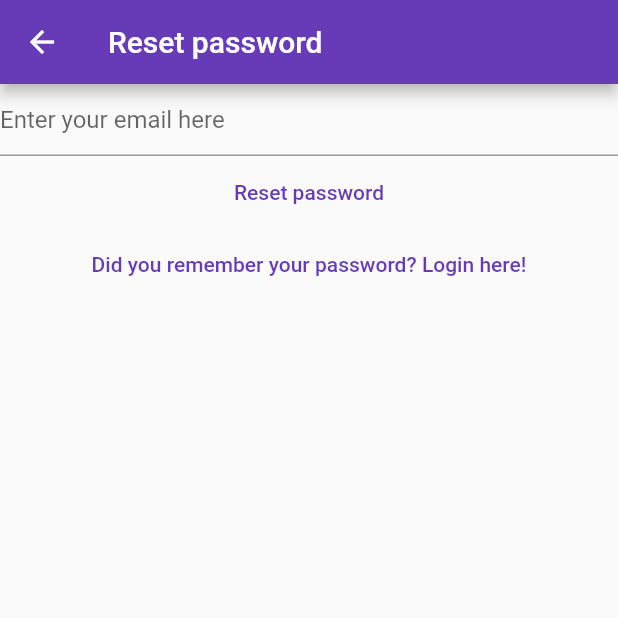
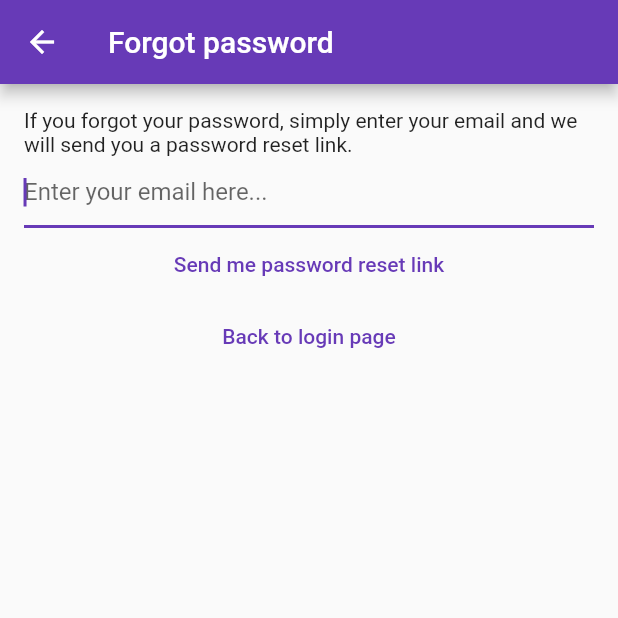
Before and after one commit to peakodev/flutter-mynotes, a Flutter app: the ResetPasswordView screen opened directly, on a phone screen of 412 x 824 dp, the top half of it. Run offline on Flutter 3.47's test engine with Material 2 defaults, Android fonts, the phone set to English and light mode, and no system bars; our stand-ins replace bloc, cloud_firestore, equatable, firebase_auth, firebase_core, flutter_bloc and 2 more; accounts and stored records are empty; network calls fail.

Commit message:
chapter-44: last fixes

```diff
--- a/lib/services/auth/bloc/auth_state.dart
+++ b/lib/services/auth/bloc/auth_state.dart
@@ -52,16 +52,12 @@ class AuthStateLoggedOut extends AuthState with EquatableMixin {
   List<Object?> get props => [exception, isLoading];
 }
 
-class AuthStateResetPassword extends AuthState with EquatableMixin {
+class AuthStateResetPassword extends AuthState {
   final Exception? exception;
-  final bool emailSent = false;
+  final bool emailSent;
   const AuthStateResetPassword({
     required this.exception,
+    required this.emailSent,
     required bool isLoading,
-    String? loadingText,
-    required bool emailSent,
-  }) : super(isLoading: isLoading, loadingText: loadingText);
-
-  @override
-  List<Object?> get props => [exception, isLoading, emailSent];
+  }) : super(isLoading: isLoading);
 }
--- /dev/null
+++ b/lib/utilities/dialogs/password_reset_email_sent_dialog.dart
@@ -0,0 +1,14 @@
+import 'package:flutter/material.dart';
+import 'package:mynotes/utilities/dialogs/generic_dialog.dart';
+
+Future<void> showPasswordResetSentDialog(BuildContext context) {
+  return showGenericDialog<void>(
+    context: context,
+    title: 'Password Reset',
+    content:
+        'We have sent you a password reset link. Please check your email for more information.',
+    optionBuilder: () => {
+      'OK': null,
+    },
+  );
+}
--- a/lib/views/reset_password_view.dart
+++ b/lib/views/reset_password_view.dart
@@ -4,8 +4,8 @@ import 'package:mynotes/services/auth/auth_exceptions.dart';
 import 'package:mynotes/services/auth/bloc/auth_bloc.dart';
 import 'package:mynotes/services/auth/bloc/auth_event.dart';
 import 'package:mynotes/services/auth/bloc/auth_state.dart';
-import 'package:mynotes/utilities/dialogs/cannot_share_empty_note_dialog.dart';
 import 'package:mynotes/utilities/dialogs/error_dialog.dart';
+import 'package:mynotes/utilities/dialogs/password_reset_email_sent_dialog.dart';
 
 class ResetPasswordView extends StatefulWidget {
   const ResetPasswordView({Key? key}) : super(key: key);
@@ -34,6 +34,10 @@ class _ResetPasswordViewState extends State<ResetPasswordView> {
     return BlocListener<AuthBloc, AuthState>(
       listener: (context, state) async {
         if (state is AuthStateResetPassword) {
+          if (state.emailSent) {
+            _email.clear();
+            await showPasswordResetSentDialog(context);
+          }
           if (state.exception is UserNotFoundAuthException) {
             await showErrorDialog(context, 'Wrong credentials');
           } else if (state.exception is InvalidEmailAuthException) {
@@ -41,43 +45,49 @@ class _ResetPasswordViewState extends State<ResetPasswordView> {
           } else if (state.exception is GenericAuthException) {
             await showErrorDialog(context, 'Authentication error');
           }
-          if (state.emailSent) {
-            await showCannotShareEmptyNoteDialog(context);
-          }
         }
       },
       child: Scaffold(
-          appBar: AppBar(title: const Text('Reset password')),
-          body: Column(
+          appBar: AppBar(title: const Text('Forgot password')),
+          body: Padding(
+            padding: const EdgeInsets.all(16.0),
+            child: Column(
+              crossAxisAlignment: CrossAxisAlignment.start,
               children: [
+                const Text(
+                  'If you forgot your password, simply enter your email and we will send you a password reset link.',
+                ),
                 TextField(
                   controller: _email,
                   enableSuggestions: false,
                   autocorrect: false,
+                  autofocus: true,
                   keyboardType: TextInputType.emailAddress,
-                decoration:
-                    const InputDecoration(hintText: 'Enter your email here'),
+                  decoration: const InputDecoration(
+                      hintText: 'Enter your email here...'),
                 ),
+                Center(
+                  child: Column(
+                    children: [
                       TextButton(
-                onPressed: () async {
+                        onPressed: () {
                           context.read<AuthBloc>().add(
-                        AuthEventResetPassword(
-                          email: _email.text,
-                        ),
+                                AuthEventResetPassword(email: _email.text),
                               );
                         },
-                child: const Text('Reset password'),
+                        child: const Text('Send me password reset link'),
                       ),
                       TextButton(
                         onPressed: () {
-                  context.read<AuthBloc>().add(
-                        const AuthEventLogOut(),
-                      );
+                          context.read<AuthBloc>().add(const AuthEventLogOut());
                         },
-                child:
-                    const Text('Did you remember your password? Login here!'),
+                        child: const Text('Back to login page'),
                       )
                     ],
+                  ),
+                ),
+              ],
+            ),
           )),
     );
   }
```
Also changed, not shown: lib/services/auth/bloc/auth_bloc.dart (+22 -15 lines), lib/services/auth/firebase_auth_provider.dart (+9 -6 lines), lib/views/login_view.dart (+16 -2 lines), lib/views/notes/create_update_note_view.dart (+10 -6 lines), lib/views/register_view.dart (+13 -1 lines), 1 other file. Lines whose indentation alone changed are shown as unchanged.
